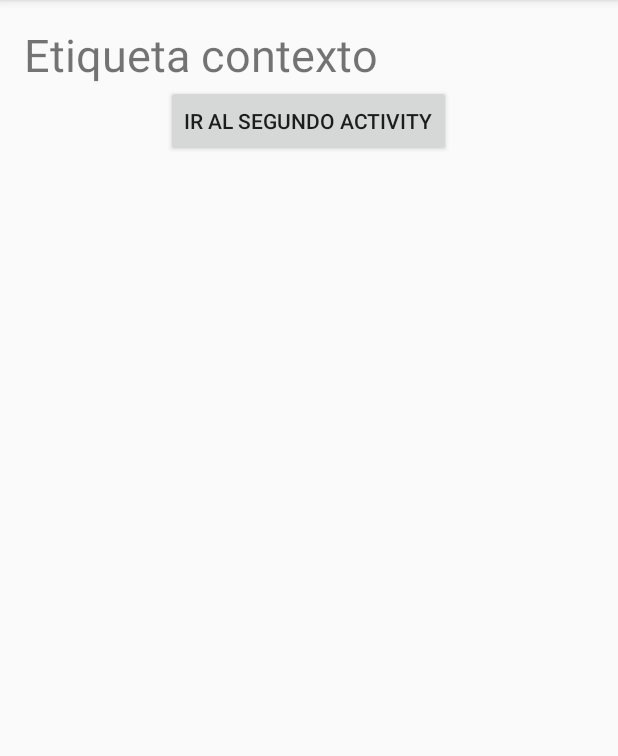
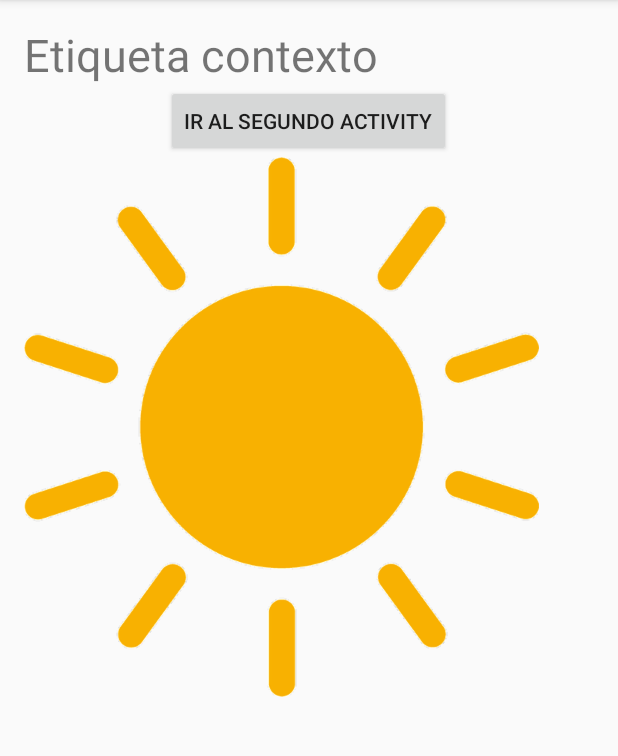
Before and after one commit to Astarenides/Android, an Android app: the screen it shows after launch (MainActivity), on a phone screen of 412 x 824 dp, the part 84-840 px from its top. Run offline under Robolectric (Android 15) with nearby library versions, the phone set to English and light mode, and no system bars.

Commit message:
Añadidos menus

```diff
--- a/BotonAtrasActivity/app/src/main/res/layout/activity_main.xml
+++ b/BotonAtrasActivity/app/src/main/res/layout/activity_main.xml
@@ -17,6 +17,7 @@
         android:textSize="@dimen/texto"/>
 
     <Button
+        android:id="@+id/boton"
         android:layout_width="wrap_content"
         android:layout_height="wrap_content"
         android:layout_below="@id/label1"
@@ -24,4 +25,12 @@
         android:onClick="irSegundaActivity"
         android:layout_centerInParent="true"/>
 
+    <ImageView
+        android:id="@+id/imgSolete"
+        android:layout_width="wrap_content"
+        android:layout_height="wrap_content"
+        android:src="@drawable/sun"
+        android:layout_below="@id/boton"
+        android:onClick="showMenuPopup"/>
+
 </RelativeLayout>
--- /dev/null
+++ b/BotonAtrasActivity/app/src/main/res/menu/menupopup.xml
@@ -0,0 +1,8 @@
+<?xml version="1.0" encoding="utf-8"?>
+<menu xmlns:android="http://schemas.android.com/apk/res/android">
+
+    <item android:id="@+id/mView"
+        android:title="@string/menu_popup_verimagen"></item>
+    <item android:id="@+id/mDetail"
+        android:title="@string/menu_popup_detalles"></item>
+</menu>
--- a/BotonAtrasActivity/app/src/main/res/values/strings.xml
+++ b/BotonAtrasActivity/app/src/main/res/values/strings.xml
@@ -10,4 +10,6 @@
     <string name="menu_settings">Settings</string>
     <string name="menu_context_edit">Editar</string>
     <string name="menu_context_delete">Borrar</string>
+    <string name="menu_popup_verimagen">Ver Imagen</string>
+    <string name="menu_popup_detalles">Detalles</string>
 </resources>
```
Also changed, not shown: BotonAtrasActivity/app/src/main/java/com/pruebas/botonatrasactivity/MainActivity.java (+25 -1 lines), BotonAtrasActivity/app/src/main/res/drawable-hdpi/sun.png (added), BotonAtrasActivity/app/src/main/res/drawable-mdpi/sun.png (added), BotonAtrasActivity/app/src/main/res/drawable-xhdpi/sun.png (added), BotonAtrasActivity/app/src/main/res/drawable-xxhdpi/sun.png (added), BotonAtrasActivity/app/src/main/res/drawable-xxxhdpi/sun.png (added).
